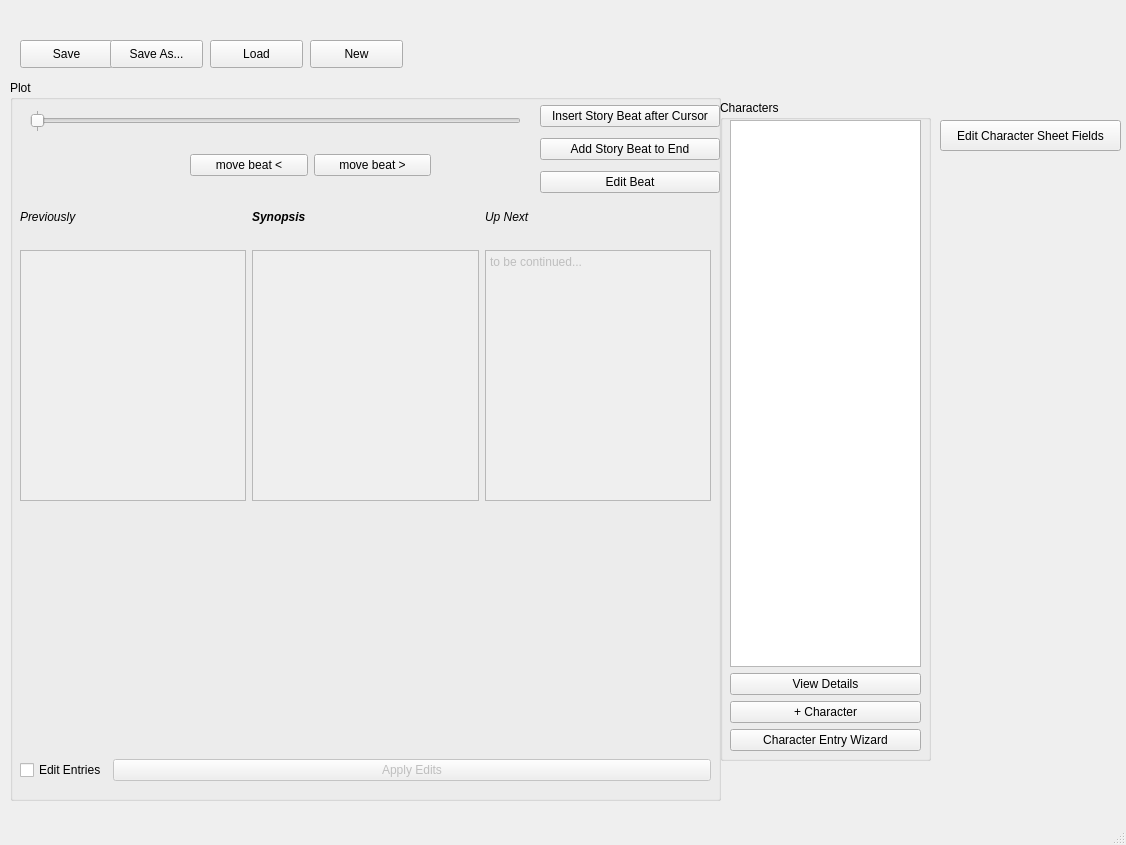
The window that mainwindow.ui (Zo-Bro/story_arc_grapher) describes before a commit, drawn with Qt 5.
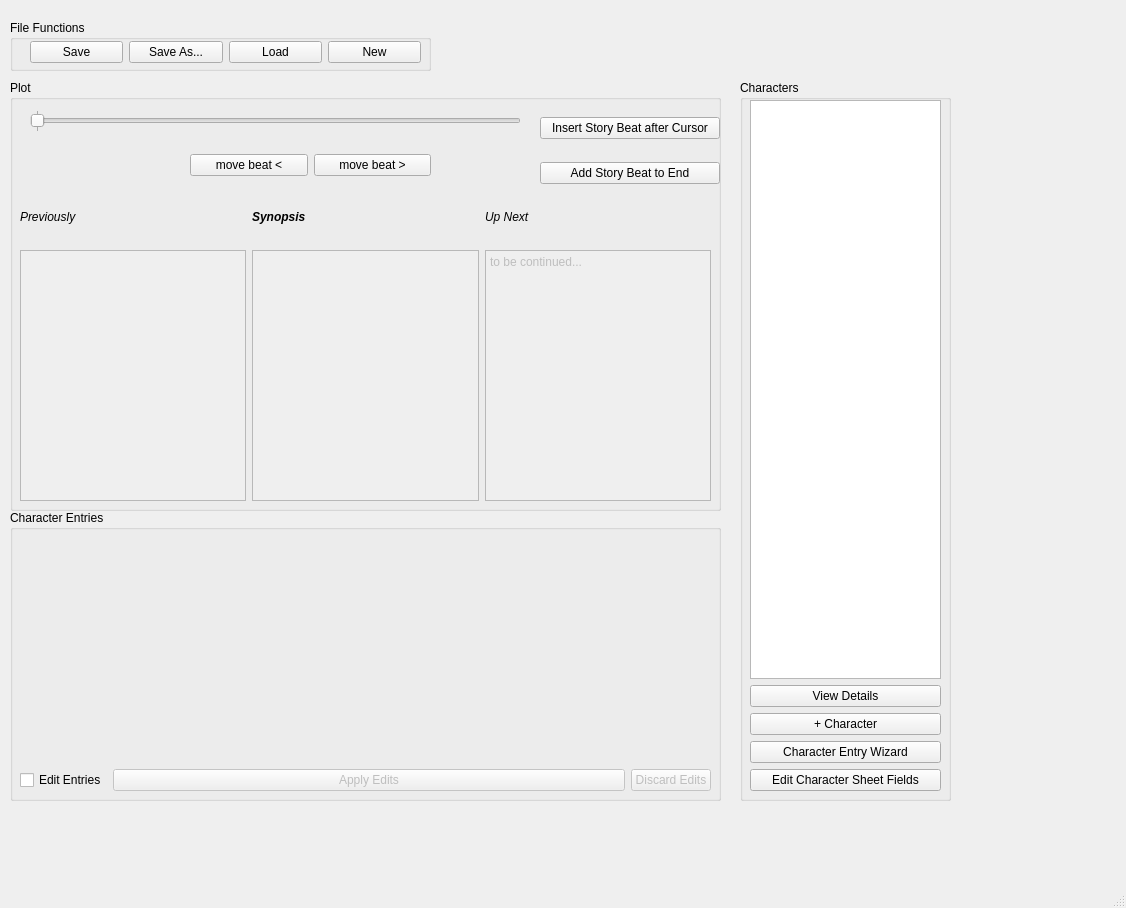
The same window after the commit. Custom widgets are drawn as their Qt base class.

```diff
--- a/mainwindow.ui
+++ b/mainwindow.ui
@@ -7,52 +7,13 @@
     <x>0</x>
     <y>0</y>
     <width>1126</width>
-    <height>845</height>
+    <height>908</height>
    </rect>
   </property>
   <property name="windowTitle">
    <string>MainWindow</string>
   </property>
   <widget class="QWidget" name="centralwidget">
-   <widget class="QPushButton" name="loadBtn">
-    <property name="geometry">
-     <rect>
-      <x>210</x>
-      <y>40</y>
-      <width>93</width>
-      <height>28</height>
-     </rect>
-    </property>
-    <property name="text">
-     <string>Load</string>
-    </property>
-   </widget>
-   <widget class="QPushButton" name="newBtn">
-    <property name="geometry">
-     <rect>
-      <x>310</x>
-      <y>40</y>
-      <width>93</width>
-      <height>28</height>
-     </rect>
-    </property>
-    <property name="text">
-     <string>New</string>
-    </property>
-   </widget>
-   <widget class="QPushButton" name="saveBtn">
-    <property name="geometry">
-     <rect>
-      <x>20</x>
-      <y>40</y>
-      <width>93</width>
-      <height>28</height>
-     </rect>
-    </property>
-    <property name="text">
-     <string>Save</string>
-    </property>
-   </widget>
    <widget class="QPlainTextEdit" name="plainTextEdit">
     <property name="geometry">
      <rect>
@@ -66,8 +27,8 @@
    <widget class="PlotWidget" name="graphWidget" native="true">
     <property name="geometry">
      <rect>
-      <x>930</x>
-      <y>640</y>
+      <x>950</x>
+      <y>680</y>
       <width>161</width>
       <height>111</height>
      </rect>
@@ -76,10 +37,10 @@
    <widget class="QGroupBox" name="groupBox">
     <property name="geometry">
      <rect>
-      <x>720</x>
-      <y>100</y>
+      <x>740</x>
+      <y>80</y>
       <width>211</width>
-      <height>661</height>
+      <height>721</height>
      </rect>
     </property>
     <property name="font">
@@ -97,7 +58,7 @@
        <x>10</x>
        <y>20</y>
        <width>191</width>
-       <height>631</height>
+       <height>691</height>
       </rect>
      </property>
      <layout class="QVBoxLayout" name="verticalLayout">
@@ -125,6 +86,13 @@
         </property>
        </widget>
       </item>
+      <item>
+       <widget class="QPushButton" name="newBtn_2">
+        <property name="text">
+         <string>Edit Character Sheet Fields</string>
+        </property>
+       </widget>
+      </item>
      </layout>
     </widget>
    </widget>
@@ -134,7 +102,7 @@
       <x>10</x>
       <y>80</y>
       <width>711</width>
-      <height>721</height>
+      <height>431</height>
      </rect>
     </property>
     <property name="title">
@@ -195,13 +163,6 @@
         </property>
        </widget>
       </item>
-      <item>
-       <widget class="QPushButton" name="pushButton">
-        <property name="text">
-         <string>Edit Beat</string>
-        </property>
-       </widget>
-      </item>
      </layout>
     </widget>
     <widget class="QWidget" name="horizontalLayoutWidget">
@@ -349,13 +310,26 @@
       </item>
      </layout>
     </widget>
+   </widget>
+   <widget class="QGroupBox" name="groupBox_3">
+    <property name="geometry">
+     <rect>
+      <x>10</x>
+      <y>510</y>
+      <width>711</width>
+      <height>291</height>
+     </rect>
+    </property>
+    <property name="title">
+     <string>Character Entries</string>
+    </property>
     <widget class="QWidget" name="verticalLayoutWidget">
      <property name="geometry">
       <rect>
        <x>10</x>
-       <y>430</y>
+       <y>20</y>
        <width>691</width>
-       <height>241</height>
+       <height>231</height>
       </rect>
      </property>
      <layout class="QVBoxLayout" name="tabHolder"/>
@@ -364,7 +338,7 @@
      <property name="geometry">
       <rect>
        <x>10</x>
-       <y>670</y>
+       <y>250</y>
        <width>691</width>
        <height>41</height>
       </rect>
@@ -388,39 +362,79 @@
           <verstretch>0</verstretch>
          </sizepolicy>
         </property>
+        <property name="autoFillBackground">
+         <bool>true</bool>
+        </property>
         <property name="text">
          <string>Apply Edits</string>
         </property>
        </widget>
       </item>
+      <item>
+       <widget class="QPushButton" name="discardEditsBtn">
+        <property name="enabled">
+         <bool>false</bool>
+        </property>
+        <property name="text">
+         <string>Discard Edits</string>
+        </property>
+       </widget>
+      </item>
      </layout>
     </widget>
    </widget>
-   <widget class="QPushButton" name="saveAsBtn">
+   <widget class="QGroupBox" name="groupBox_4">
     <property name="geometry">
      <rect>
-      <x>110</x>
-      <y>40</y>
-      <width>93</width>
-      <height>28</height>
+      <x>10</x>
+      <y>20</y>
+      <width>421</width>
+      <height>51</height>
      </rect>
     </property>
-    <property name="text">
-     <string>Save As...</string>
+    <property name="title">
+     <string>File Functions</string>
     </property>
-   </widget>
-   <widget class="QPushButton" name="newBtn_2">
-    <property name="geometry">
-     <rect>
-      <x>940</x>
-      <y>120</y>
-      <width>181</width>
-      <height>31</height>
-     </rect>
-    </property>
-    <property name="text">
-     <string>Edit Character Sheet Fields</string>
-    </property>
+    <widget class="QWidget" name="horizontalLayoutWidget_3">
+     <property name="geometry">
+      <rect>
+       <x>20</x>
+       <y>20</y>
+       <width>391</width>
+       <height>25</height>
+      </rect>
+     </property>
+     <layout class="QHBoxLayout" name="horizontalLayout_3">
+      <item>
+       <widget class="QPushButton" name="saveBtn">
+        <property name="text">
+         <string>Save</string>
+        </property>
+       </widget>
+      </item>
+      <item>
+       <widget class="QPushButton" name="saveAsBtn">
+        <property name="text">
+         <string>Save As...</string>
+        </property>
+       </widget>
+      </item>
+      <item>
+       <widget class="QPushButton" name="loadBtn">
+        <property name="text">
+         <string>Load</string>
+        </property>
+       </widget>
+      </item>
+      <item>
+       <widget class="QPushButton" name="newBtn">
+        <property name="text">
+         <string>New</string>
+        </property>
+       </widget>
+      </item>
+     </layout>
+    </widget>
    </widget>
   </widget>
   <widget class="QMenuBar" name="menubar">
```
Left out of the diff: 2 changed lines with no effect on the pictures.
